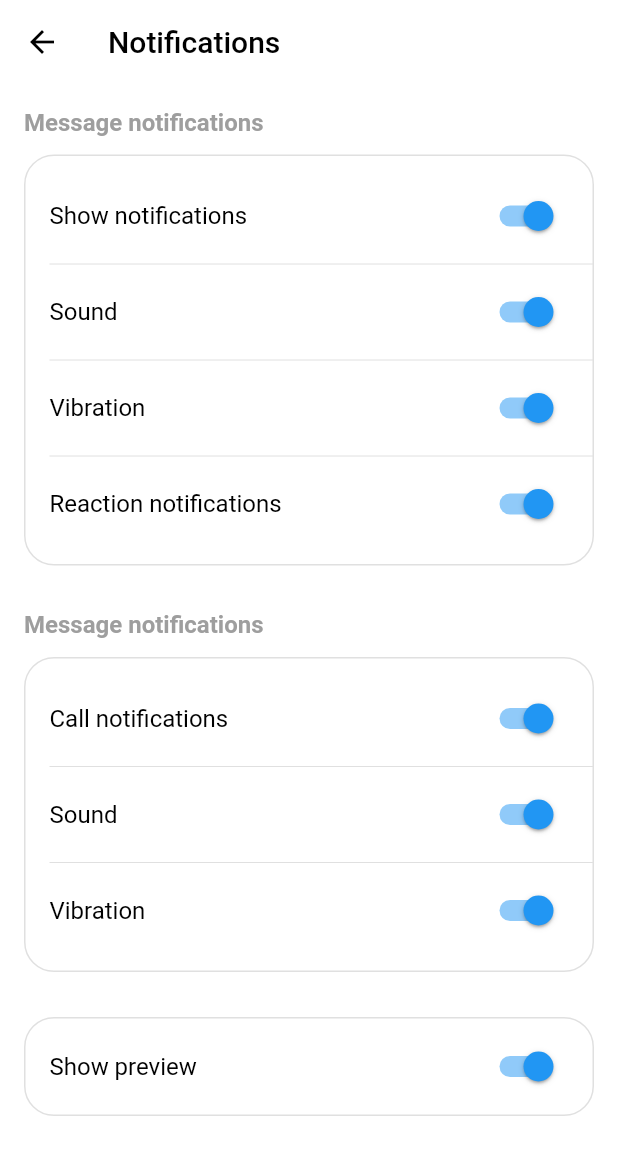
After one commit to shyam-tech-school/messanger-app, a Flutter app: the NotificationSettingsScreen screen opened by its route, on a phone screen of 412 x 824 dp. The commit adds this screen. Shown: the top 1155 px of the screen. Run offline on Flutter 3.47's test engine with Material 3 defaults, Android fonts, the phone set to English and light mode, and no system bars; our stand-ins replace cloud_firestore, pinput, slide_to_act; accounts and stored records are empty; network calls fail.

Commit message:
CHAT10 feat(notification): complete notification screen; external profile pending sections (media grouping, starred messages, clear, block, report)

```diff
--- a/lib/core/routes/route_config.dart
+++ b/lib/core/routes/route_config.dart
@@ -15,6 +15,7 @@ import 'package:mail_messanger/features/sub_settings/account/delete_account/pres
 import 'package:mail_messanger/features/sub_settings/account/email/presentation/pages/email_screen.dart';
 import 'package:mail_messanger/features/sub_settings/account/two_step_verification/presentation/pages/two_step_verification.dart';
 import 'package:mail_messanger/features/sub_settings/chat_settings/chat_settings_screen.dart';
+import 'package:mail_messanger/features/sub_settings/notifications/notification_settings_screen.dart';
 import 'package:mail_messanger/features/sub_settings/privacy/about/presentation/pages/privacy_about_screen.dart';
 import 'package:mail_messanger/features/sub_settings/privacy/blocked_contacts/presentation/pages/privacy_blocked_contacts_screen.dart';
 import 'package:mail_messanger/features/sub_settings/privacy/last_seen/presentation/pages/privacy_last_seen_screen.dart';
@@ -107,6 +108,12 @@ class RouteConfig {
           builder: (context) => const ChatSettingsScreen(),
         );
 
+      //-- NOTIFICATION SCREEN
+      case RouteName.notificationScreen:
+        return MaterialPageRoute(
+          builder: (context) => const NotificationSettingsScreen(),
+        );
+
       default:
         return MaterialPageRoute(
           builder: (_) =>
--- a/lib/core/routes/route_name.dart
+++ b/lib/core/routes/route_name.dart
@@ -28,5 +28,6 @@ class RouteName {
   //-- CHATS --
   static const String chatsSettingsScreen = '/chats_settings';
 
+  //-- NOTIFICATION --
   static const String notificationScreen = '/notification';
 }
--- /dev/null
+++ b/lib/core/utils/platform_utils.dart
@@ -0,0 +1,6 @@
+import 'dart:io';
+
+class PlatformUtils {
+  static bool get isAndroid => Platform.isAndroid;
+  static bool get isIOS => Platform.isIOS;
+}
--- a/lib/features/onboard/presentation/pages/onboard/onboard_screen.dart
+++ b/lib/features/onboard/presentation/pages/onboard/onboard_screen.dart
@@ -3,6 +3,7 @@ import 'package:mail_messanger/core/constants/color_constants.dart';
 import 'package:mail_messanger/core/constants/image_path_constants.dart';
 import 'package:mail_messanger/core/constants/text_constants.dart';
 import 'package:mail_messanger/core/routes/route_name.dart';
+import 'package:mail_messanger/core/utils/platform_utils.dart';
 
 import '../../widgets/slide_action_widget.dart';
 
@@ -43,7 +44,7 @@ class OnboardScreen extends StatelessWidget {
                   ),
                 ],
               ),
-              const SizedBox(height: 60),
+              SizedBox(height: PlatformUtils.isIOS ? 60 : 80),
 
               // Swipe button
               Padding(
--- /dev/null
+++ b/lib/features/sub_settings/notifications/notification_settings_screen.dart
@@ -0,0 +1,126 @@
+import 'package:flutter/material.dart';
+
+import '../../../core/constants/color_constants.dart';
+
+class NotificationSettingsScreen extends StatelessWidget {
+  const NotificationSettingsScreen({super.key});
+
+  @override
+  Widget build(BuildContext context) {
+    return Scaffold(
+      appBar: AppBar(title: const Text("Notifications")),
+      body: Padding(
+        padding: const .all(16.0),
+        child: Column(
+          crossAxisAlignment: .start,
+          children: [
+            Text(
+              "Message notifications",
+              style: Theme.of(context).textTheme.bodyMedium!.copyWith(
+                color: ColorConstants.grey,
+                fontWeight: FontWeight.w600,
+              ),
+            ),
+            const SizedBox(height: 12),
+
+            Container(
+              decoration: BoxDecoration(
+                borderRadius: BorderRadius.circular(20),
+                border: Border.all(color: Colors.grey.shade300),
+              ),
+              child: const Column(
+                children: [
+                  NotificationSubSettingsWidget(
+                    pTop: 16,
+                    text: "Show notifications",
+                  ),
+                  Divider(indent: 16),
+                  NotificationSubSettingsWidget(text: "Sound"),
+                  Divider(indent: 16),
+                  NotificationSubSettingsWidget(text: "Vibration"),
+                  Divider(indent: 16),
+                  NotificationSubSettingsWidget(
+                    pBottom: 16,
+                    text: "Reaction notifications",
+                  ),
+                ],
+              ),
+            ),
+            const SizedBox(height: 30),
+
+            Text(
+              "Message notifications",
+              style: Theme.of(context).textTheme.bodyMedium!.copyWith(
+                color: ColorConstants.grey,
+                fontWeight: FontWeight.w600,
+              ),
+            ),
+            const SizedBox(height: 12),
+
+            Container(
+              decoration: BoxDecoration(
+                borderRadius: BorderRadius.circular(20),
+                border: Border.all(color: Colors.grey.shade300),
+              ),
+              child: const Column(
+                children: [
+                  NotificationSubSettingsWidget(
+                    pTop: 16,
+                    text: "Call notifications",
+                  ),
+                  Divider(indent: 16),
+                  NotificationSubSettingsWidget(text: "Sound"),
+                  Divider(indent: 16),
+                  NotificationSubSettingsWidget(pBottom: 16, text: "Vibration"),
+                ],
+              ),
+            ),
+            const SizedBox(height: 30),
+            Container(
+              decoration: BoxDecoration(
+                borderRadius: BorderRadius.circular(20),
+                border: Border.all(color: Colors.grey.shade300),
+              ),
+              child: const NotificationSubSettingsWidget(
+                pTop: 8,
+                pBottom: 8,
+                text: "Show preview",
+              ),
+            ),
+          ],
+        ),
+      ),
+    );
+  }
+}
+
+class NotificationSubSettingsWidget extends StatelessWidget {
+  const NotificationSubSettingsWidget({
+    super.key,
+    this.pTop = 0.0,
+    this.pLeft = 16.0,
+    this.pRight = 16.0,
+    this.pBottom = 0.0,
+    required this.text,
+  });
+
+  final double pTop;
+  final double pLeft;
+  final double pRight;
+  final double pBottom;
+  final String text;
+
+  @override
+  Widget build(BuildContext context) {
+    return Padding(
+      padding: .only(top: pTop, left: pLeft, right: pRight, bottom: pBottom),
+      child: Row(
+        mainAxisAlignment: .spaceBetween,
+        children: [
+          Text(text),
+          Switch.adaptive(value: true, onChanged: (value) {}),
+        ],
+      ),
+    );
+  }
+}
```
Also changed, not shown: lib/features/chat/presentation/pages/chat_screen.dart (+3 -4 lines), lib/features/external_profile/presentation/pages/external_profile.dart (+128 -0 lines), lib/features/settings/presentation/pages/settings_screen.dart (+23 -2 lines).
